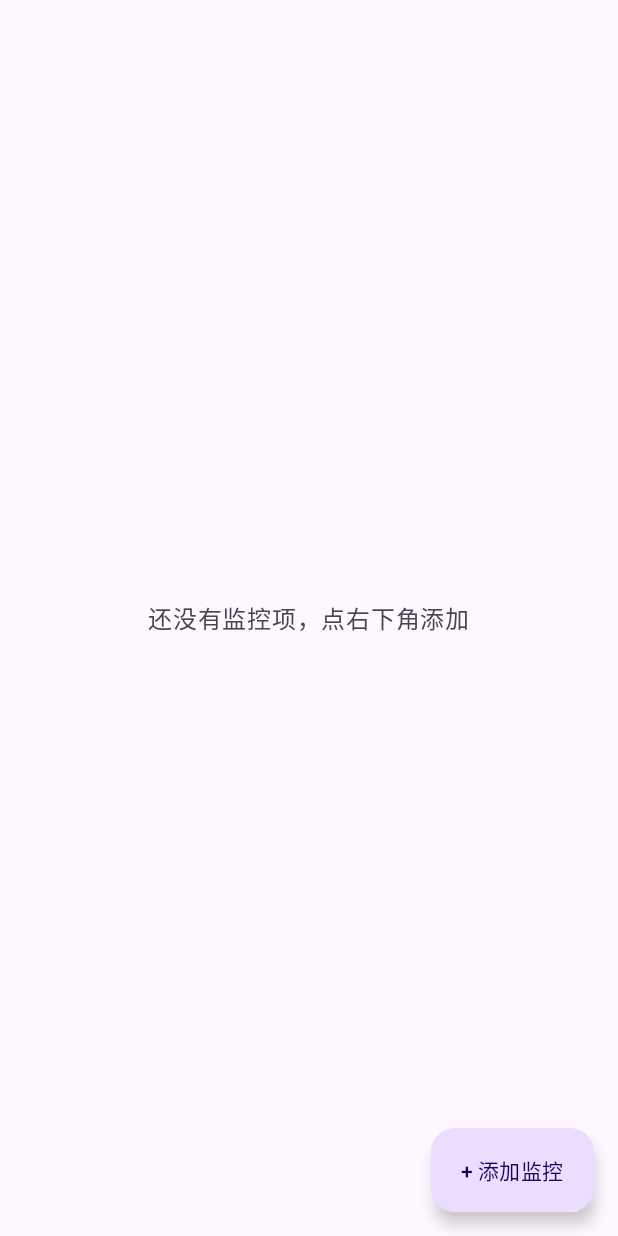
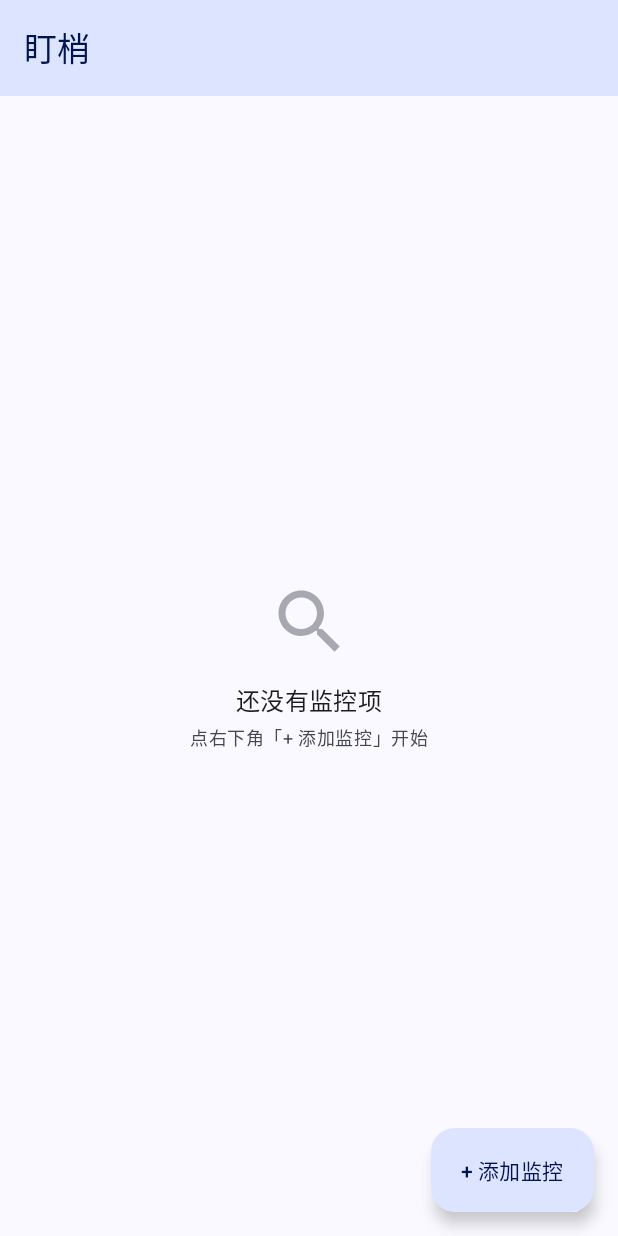
Before and after one commit to lidongze1002/watchdog, an Android app built with Jetpack Compose: the screen it shows after launch (MainActivity), on a phone screen of 412 x 824 dp. Run offline under Robolectric (Android 15) with nearby library versions, the phone set to English and light mode, and no system bars; our stand-ins replace Room's generated code; 1 statement that could not run was skipped.

Commit message:
style: brand color schemes, unified top app bars with icons, icon empty states

```diff
--- a/app/build.gradle.kts
+++ b/app/build.gradle.kts
@@ -42,6 +42,7 @@ dependencies {
     implementation("androidx.compose.material3:material3")
     implementation("androidx.compose.ui:ui-tooling-preview")
     debugImplementation("androidx.compose.ui:ui-tooling")
+    implementation("androidx.compose.material:material-icons-core")
 
     implementation("androidx.activity:activity-compose:1.9.3")
     implementation("androidx.core:core-ktx:1.15.0")
--- /dev/null
+++ b/app/src/main/java/com/mvp/watchdog/ui/common/AppTopBar.kt
@@ -0,0 +1,39 @@
+package com.mvp.watchdog.ui.common
+
+import androidx.compose.foundation.layout.RowScope
+import androidx.compose.material.icons.Icons
+import androidx.compose.material.icons.automirrored.filled.ArrowBack
+import androidx.compose.material3.ExperimentalMaterial3Api
+import androidx.compose.material3.Icon
+import androidx.compose.material3.IconButton
+import androidx.compose.material3.MaterialTheme
+import androidx.compose.material3.Text
+import androidx.compose.material3.TopAppBar
+import androidx.compose.material3.TopAppBarDefaults
+import androidx.compose.runtime.Composable
+
+@OptIn(ExperimentalMaterial3Api::class)
+@Composable
+fun AppTopBar(
+    title: String,
+    onBack: (() -> Unit)? = null,
+    actions: @Composable RowScope.() -> Unit = {}
+) {
+    TopAppBar(
+        title = { Text(title) },
+        navigationIcon = {
+            if (onBack != null) {
+                IconButton(onClick = onBack) {
+                    Icon(Icons.AutoMirrored.Filled.ArrowBack, contentDescription = "返回")
+                }
+            }
+        },
+        actions = actions,
+        colors = TopAppBarDefaults.topAppBarColors(
+            containerColor = MaterialTheme.colorScheme.primaryContainer,
+            titleContentColor = MaterialTheme.colorScheme.onPrimaryContainer,
+            navigationIconContentColor = MaterialTheme.colorScheme.onPrimaryContainer,
+            actionIconContentColor = MaterialTheme.colorScheme.onPrimaryContainer
+        )
+    )
+}
--- a/app/src/main/java/com/mvp/watchdog/ui/monitorlist/MonitorListScreen.kt
+++ b/app/src/main/java/com/mvp/watchdog/ui/monitorlist/MonitorListScreen.kt
@@ -7,15 +7,20 @@ import androidx.compose.foundation.layout.Box
 import androidx.compose.foundation.layout.Column
 import androidx.compose.foundation.layout.PaddingValues
 import androidx.compose.foundation.layout.Row
+import androidx.compose.foundation.layout.Spacer
 import androidx.compose.foundation.layout.fillMaxSize
 import androidx.compose.foundation.layout.fillMaxWidth
+import androidx.compose.foundation.layout.height
 import androidx.compose.foundation.layout.padding
 import androidx.compose.foundation.layout.size
 import androidx.compose.foundation.lazy.LazyColumn
 import androidx.compose.foundation.lazy.items
 import androidx.compose.foundation.shape.CircleShape
+import androidx.compose.material.icons.Icons
+import androidx.compose.material.icons.filled.Search
 import androidx.compose.material3.Card
 import androidx.compose.material3.ExtendedFloatingActionButton
+import androidx.compose.material3.Icon
 import androidx.compose.material3.MaterialTheme
 import androidx.compose.material3.Scaffold
 import androidx.compose.material3.Text
@@ -25,6 +30,7 @@ import androidx.compose.runtime.getValue
 import androidx.compose.ui.Alignment
 import androidx.compose.ui.Modifier
 import androidx.compose.ui.unit.dp
+import com.mvp.watchdog.ui.common.AppTopBar
 import com.mvp.watchdog.ui.formatTime
 
 @Composable
@@ -37,6 +43,7 @@ fun MonitorListScreen(
     val unseenIds by vm.unseenIds.collectAsState()
 
     Scaffold(
+        topBar = { AppTopBar(title = "盯梢") },
         floatingActionButton = {
             ExtendedFloatingActionButton(onClick = onAdd) { Text("+ 添加监控") }
         }
@@ -46,7 +53,22 @@ fun MonitorListScreen(
                 modifier = Modifier.fillMaxSize().padding(padding),
                 contentAlignment = Alignment.Center
             ) {
-                Text("还没有监控项，点右下角添加", color = MaterialTheme.colorScheme.onSurfaceVariant)
+                Column(horizontalAlignment = Alignment.CenterHorizontally) {
+                    Icon(
+                        Icons.Filled.Search,
+                        contentDescription = null,
+                        modifier = Modifier.size(56.dp),
+                        tint = MaterialTheme.colorScheme.onSurfaceVariant.copy(alpha = 0.45f)
+                    )
+                    Spacer(Modifier.height(12.dp))
+                    Text("还没有监控项", style = MaterialTheme.typography.titleMedium)
+                    Spacer(Modifier.height(4.dp))
+                    Text(
+                        "点右下角「+ 添加监控」开始",
+                        style = MaterialTheme.typography.bodySmall,
+                        color = MaterialTheme.colorScheme.onSurfaceVariant
+                    )
+                }
             }
         } else {
             LazyColumn(
--- a/app/src/main/java/com/mvp/watchdog/ui/theme/Theme.kt
+++ b/app/src/main/java/com/mvp/watchdog/ui/theme/Theme.kt
@@ -5,9 +5,44 @@ import androidx.compose.material3.MaterialTheme
 import androidx.compose.material3.darkColorScheme
 import androidx.compose.material3.lightColorScheme
 import androidx.compose.runtime.Composable
+import androidx.compose.ui.graphics.Color
 
-private val LightColors = lightColorScheme()
-private val DarkColors = darkColorScheme()
+private val LightColors = lightColorScheme(
+    primary = Color(0xFF2A5BDB),
+    onPrimary = Color(0xFFFFFFFF),
+    primaryContainer = Color(0xFFDCE4FF),
+    onPrimaryContainer = Color(0xFF001452),
+    secondary = Color(0xFF00639B),
+    onSecondary = Color(0xFFFFFFFF),
+    secondaryContainer = Color(0xFFCDE5FF),
+    onSecondaryContainer = Color(0xFF001D32),
+    tertiary = Color(0xFF7A4FA0),
+    background = Color(0xFFF9F9FF),
+    onBackground = Color(0xFF1A1B20),
+    surface = Color(0xFFF9F9FF),
+    onSurface = Color(0xFF1A1B20),
+    surfaceVariant = Color(0xFFE2E1EC),
+    onSurfaceVariant = Color(0xFF45464F),
+    outline = Color(0xFF757780),
+    error = Color(0xFFBA1A1A)
+)
+
+private val DarkColors = darkColorScheme(
+    primary = Color(0xFFB4C4FF),
+    onPrimary = Color(0xFF00277C),
+    primaryContainer = Color(0xFF0B3EAE),
+    onPrimaryContainer = Color(0xFFDCE4FF),
+    secondary = Color(0xFF93CCFF),
+    onSecondary = Color(0xFF003354),
+    secondaryContainer = Color(0xFF004A75),
+    onSecondaryContainer = Color(0xFFCDE5FF),
+    background = Color(0xFF1A1B20),
+    onBackground = Color(0xFFE3E1E9),
+    surface = Color(0xFF1A1B20),
+    onSurface = Color(0xFFE3E1E9),
+    surfaceVariant = Color(0xFF45464F),
+    onSurfaceVariant = Color(0xFFC6C6D0)
+)
 
 @Composable
 fun WatchdogTheme(
```
Also changed, not shown: app/src/main/java/com/mvp/watchdog/ui/monitordetail/DiffScreen.kt (+2 -6 lines), app/src/main/java/com/mvp/watchdog/ui/monitordetail/MonitorDetailScreen.kt (+13 -7 lines), app/src/main/java/com/mvp/watchdog/ui/monitorform/MonitorFormScreen.kt (+2 -6 lines).
